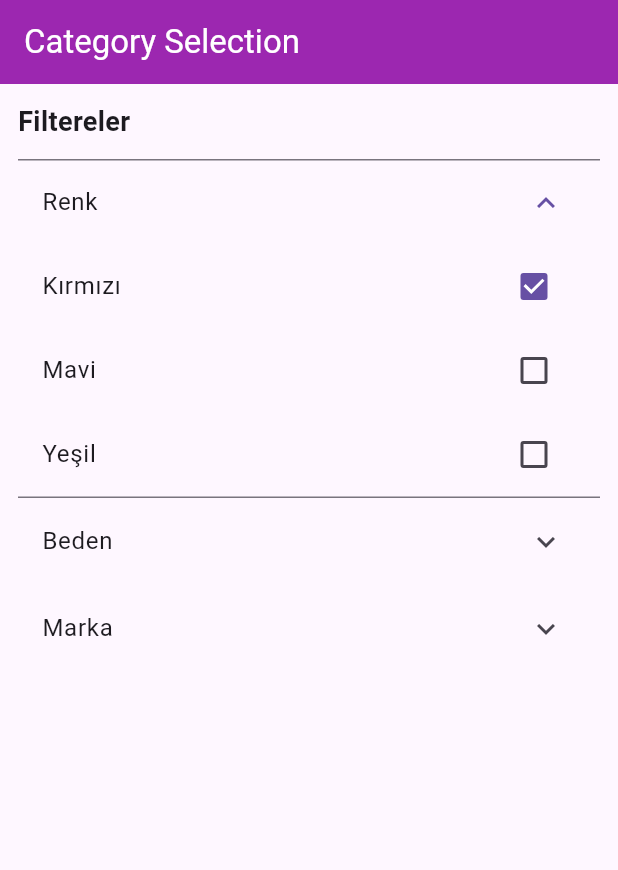
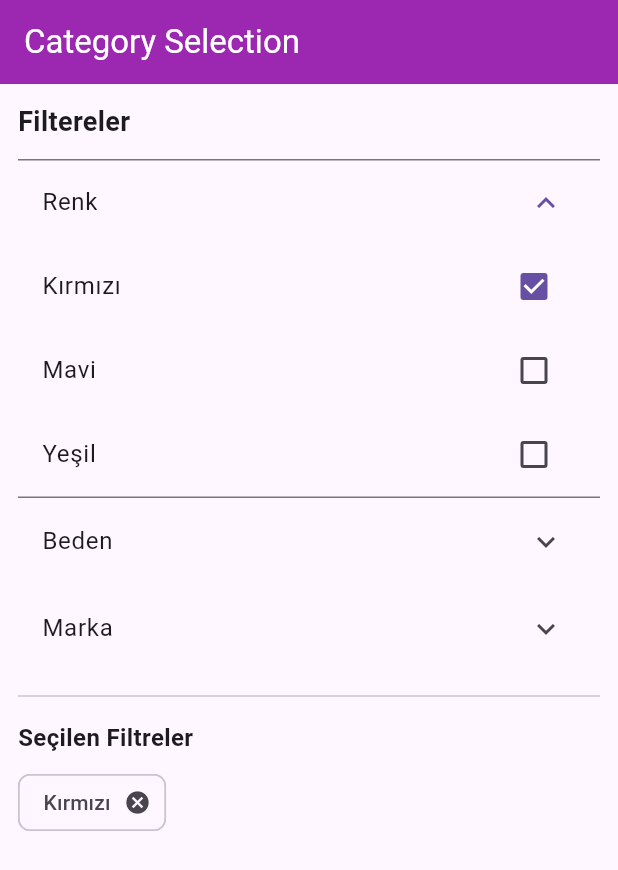
Before and after one commit to Efet1022/Expansion_tile_and_PageStoreKey, a Flutter app: the screen it shows after launch, after a tap on "Renk", after a tap on "Kırmızı", on a phone screen of 412 x 824 dp. Shown: the top 870 px of the screen. Run offline on Flutter 3.47's test engine with Material 3 defaults, Android fonts, the phone set to English and light mode, and no system bars.

Commit message:
Chip widget

```diff
--- a/lib/widgets/filter_menu_chips.dart
+++ b/lib/widgets/filter_menu_chips.dart
@@ -62,7 +62,32 @@ class _FilterMenuChipsState
                 );
               }).toList(),
             );
-          }),
+          }).toList(),
+          Divider(height: 32),
+          Text(
+            "Seçilen Filtreler",
+            style: TextStyle(
+              fontWeight: FontWeight.bold,
+              fontSize: 16,
+            ),
+          ),
+          SizedBox(height: 8),
+          Wrap(
+            spacing: 8,
+            runSpacing: 8,
+            children: selectedFilter.map((
+              filter,
+            ) {
+              return Chip(
+                label: Text(filter),
+                onDeleted: () {
+                  setState(() {
+                    selectedFilter.remove(filter);
+                  });
+                },
+              );
+            }).toList(),
+          ),
         ],
       ),
     );
```
